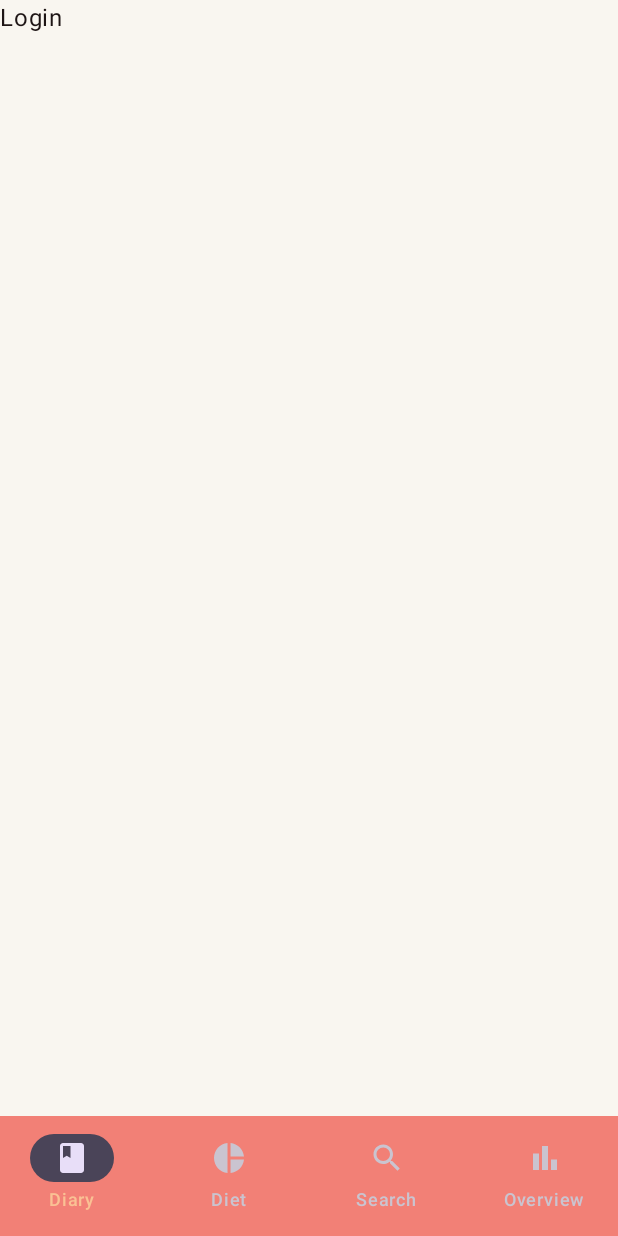
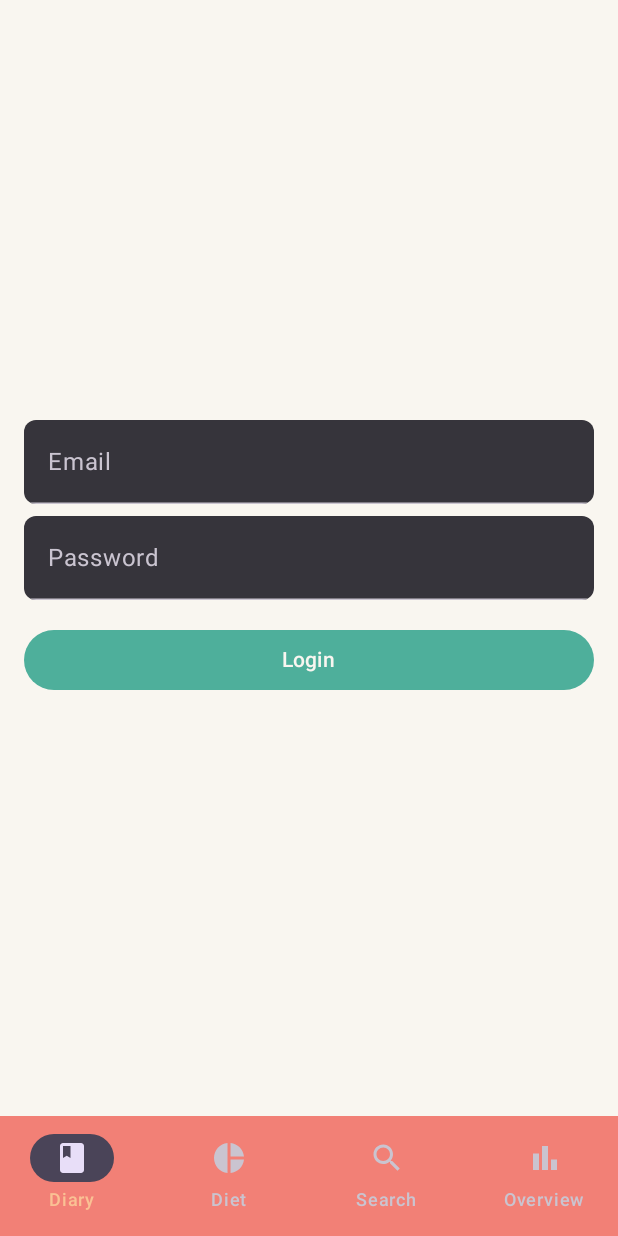
Before and after one commit to mRickk/DailyMacros, an Android app built with Jetpack Compose: the screen it shows after launch (MainActivity), on a phone screen of 412 x 824 dp. Run offline under Robolectric (Android 15) with nearby library versions, the phone set to English and light mode, and no system bars.

Commit message:
added first login interface iteration

```diff
--- a/app/src/main/java/com/example/dailymacros/ui/screens/login/LoginScreen.kt
+++ b/app/src/main/java/com/example/dailymacros/ui/screens/login/LoginScreen.kt
@@ -1,10 +1,63 @@
 package com.example.dailymacros.ui.screens.login
 
+import androidx.compose.foundation.layout.Box
+import androidx.compose.foundation.layout.Column
+import androidx.compose.foundation.layout.fillMaxSize
+import androidx.compose.foundation.layout.fillMaxWidth
+import androidx.compose.foundation.layout.padding
+import androidx.compose.foundation.shape.RoundedCornerShape
+import androidx.compose.material3.Button
 import androidx.compose.material3.Text
+import androidx.compose.material3.TextField
+import androidx.compose.material3.TextFieldDefaults
 import androidx.compose.runtime.Composable
+import androidx.compose.runtime.mutableStateOf
+import androidx.compose.runtime.remember
+import androidx.compose.ui.Alignment
+import androidx.compose.ui.Modifier
+import androidx.compose.ui.unit.dp
+import androidx.compose.ui.text.input.PasswordVisualTransformation
 import androidx.navigation.NavHostController
 
 @Composable
-fun Login(navController: NavHostController) {
-    Text("Login")
+fun Login(navController: NavHostController
+) {
+    val email = remember { mutableStateOf("") }
+    val password = remember { mutableStateOf("") }
+
+    Box(
+        modifier = Modifier
+            .fillMaxSize(),
+        contentAlignment = Alignment.Center
+    ) {
+        Column(
+            modifier = Modifier
+                .fillMaxWidth()
+                .padding(16.dp)
+        ) {
+            TextField(
+                value = email.value,
+                onValueChange = { email.value = it },
+                label = { Text("Email") },
+                singleLine = true,
+                shape = RoundedCornerShape(8.dp),
+                modifier = Modifier.fillMaxWidth()
+            )
+            TextField(
+                value = password.value,
+                onValueChange = { password.value = it },
+                label = { Text("Password") },
+                singleLine = true,
+                visualTransformation = PasswordVisualTransformation(),
+                shape = RoundedCornerShape(8.dp),
+                modifier = Modifier.fillMaxWidth().padding(top = 8.dp)
+            )
+            Button(
+                onClick = { /* Handle login logic */ },
+                modifier = Modifier.fillMaxWidth().padding(top = 16.dp)
+            ) {
+                Text("Login")
+            }
+        }
+    }
 }
```
Also changed, not shown: app/src/main/java/com/example/dailymacros/ui/screens/login/LoginViewModel.kt (line endings or trailing spaces).
